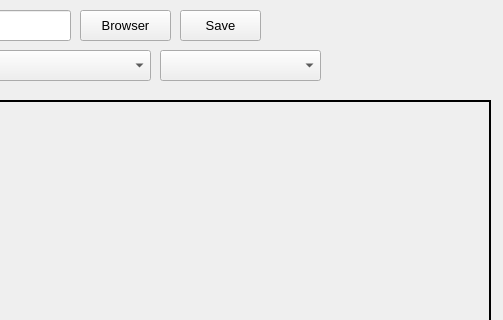
The window that GUI.ui (vanchieeu/DAMH) describes before a commit, drawn with Qt 5; both pictures show x 170 to 673 and y 0 to 320 of the 673 by 479 pixel window.
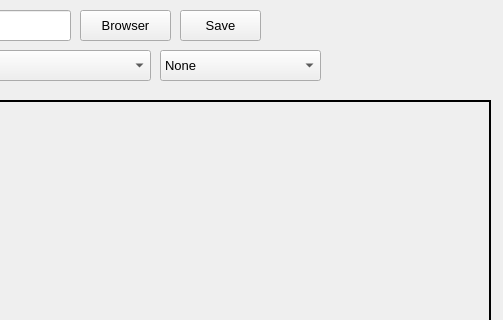
The same window after the commit. Icons and pictures are not drawn.

```diff
--- a/GUI.ui
+++ b/GUI.ui
@@ -133,6 +133,11 @@
       <height>31</height>
      </rect>
     </property>
+    <item>
+     <property name="text">
+      <string>None</string>
+     </property>
+    </item>
    </widget>
    <widget class="QPushButton" name="save">
     <property name="geometry">
```
Left out of the diff: 10 changed lines with no effect on the pictures.
